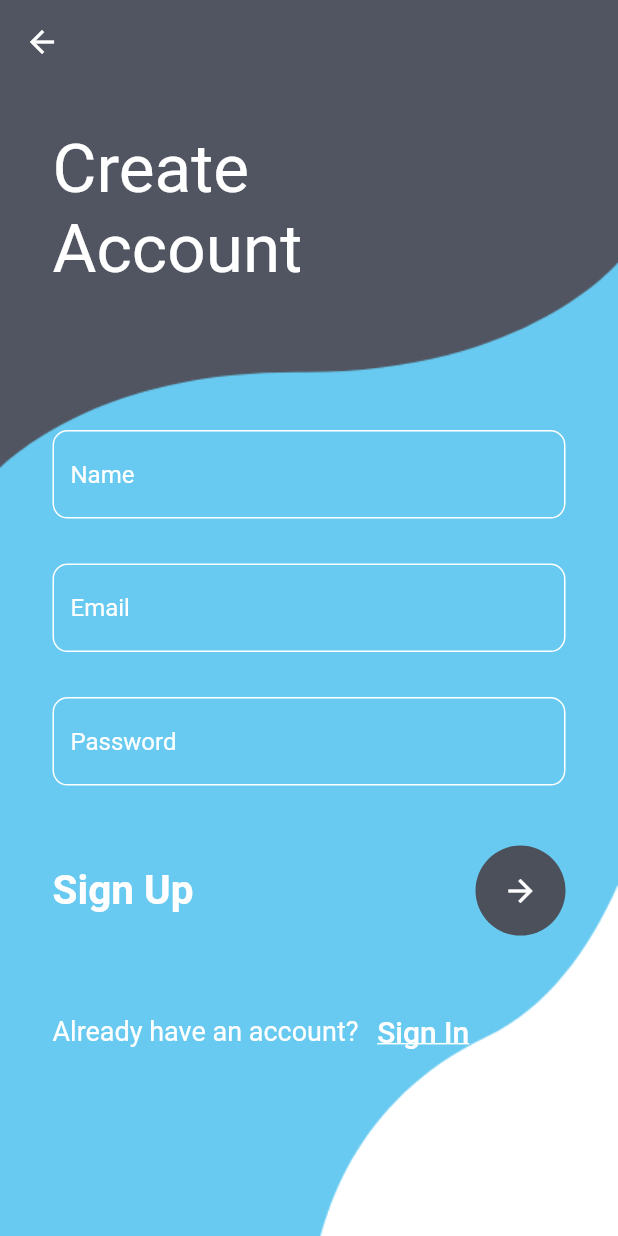
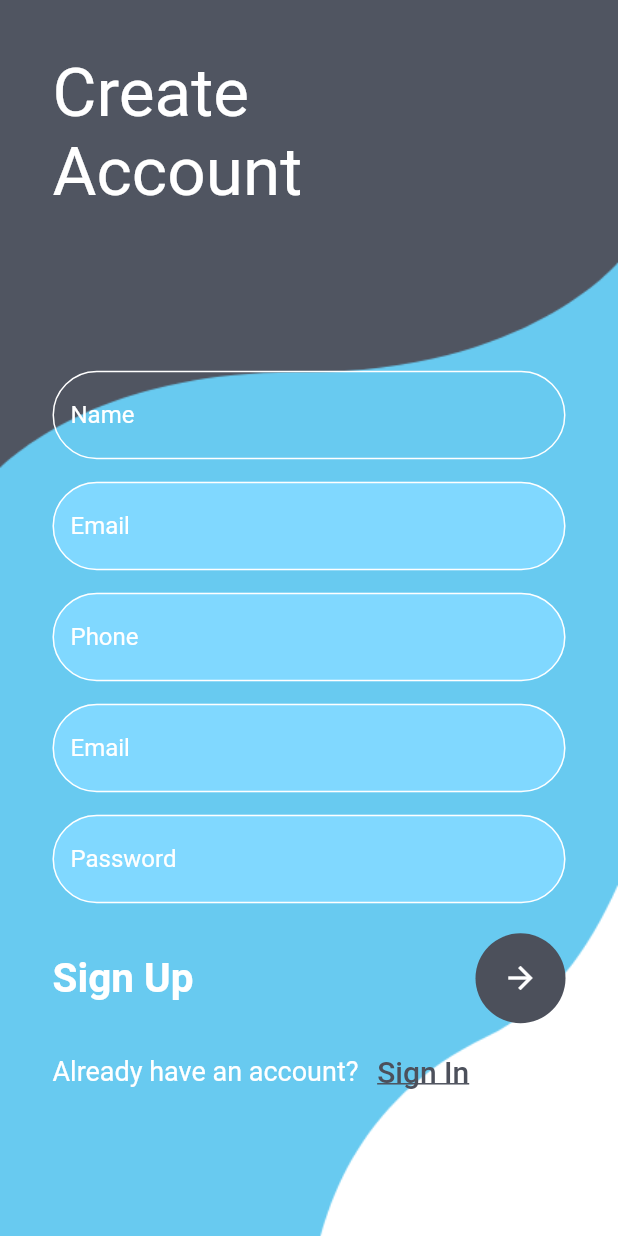
Before and after one commit to Anujit-Datta/service_provider, a Flutter app: the RegisterPage screen opened by its route, on a phone screen of 412 x 824 dp. Run offline on Flutter 3.47's test engine with Material 2 defaults, Android fonts, the phone set to English and light mode, and no system bars; our stand-ins replace firebase_auth, firebase_core, flutter_easyloading; accounts and stored records are empty; network calls fail.

Commit message:
register page layout

```diff
--- a/lib/Pages/Register.dart
+++ b/lib/Pages/Register.dart
@@ -17,17 +17,14 @@
         ),
         child: Scaffold(
           backgroundColor: Colors.transparent,
-          appBar: AppBar(
-            backgroundColor: Colors.transparent,
-            elevation: 0,
-          ),
-          body: Stack(
+          body: Form(
+            child: Stack(
               children: [
                 createAccountText(),
                 SingleChildScrollView(
                   child: Container(
                     padding: EdgeInsets.only(
-                      top: MediaQuery.of(context).size.height * 0.28),
+                        top: MediaQuery.of(context).size.height * 0.30),
                     child: Column(
                       crossAxisAlignment: CrossAxisAlignment.start,
                       children: [
@@ -37,19 +34,28 @@
                             children: [
                               nameField(),
                               SizedBox(
-                              height: 30,
+                                height: 15,
                               ),
                               emailField(),
                               SizedBox(
-                              height: 30,
+                                height: 15,
+                              ),
+                              phoneField(),
+                              SizedBox(
+                                height: 15,
+                              ),
+                              addressField(),
+                              SizedBox(
+                                height: 15,
                               ),
                               passwordField(),
                               SizedBox(
-                              height: 40,
+                                height: 20
+                                ,
                               ),
                               signupButton(),
                               SizedBox(
-                              height: 40,
+                                height: MediaQuery.of(context).size.height * 0.01,
                               ),
                               signinAsk(context)
                             ],
@@ -60,6 +66,7 @@
                   ),
                 ),
               ],
+            ),
           ),
         ),
       );
@@ -81,7 +88,7 @@
               'Sign In',
               style: TextStyle(
                   decoration: TextDecoration.underline,
-                  color: Colors.white,
+                  color: Color(0xff4c505b),
                   fontSize: 20),
             ),
             style: ButtonStyle(),
@@ -113,19 +120,21 @@
       );
     }
 
-    TextField passwordField() {
-      return TextField(
+    TextFormField passwordField() {
+      return TextFormField(
         style: TextStyle(color: Colors.white),
         obscureText: true,
         decoration: InputDecoration(
+            filled: true,
+            fillColor: Colors.lightBlueAccent.shade100,
             enabledBorder: OutlineInputBorder(
-              borderRadius: BorderRadius.circular(10),
+              borderRadius: BorderRadius.circular(45),
               borderSide: BorderSide(
                 color: Colors.white,
               ),
             ),
             focusedBorder: OutlineInputBorder(
-              borderRadius: BorderRadius.circular(10),
+              borderRadius: BorderRadius.circular(45),
               borderSide: BorderSide(
                 color: Colors.black,
               ),
@@ -133,23 +142,25 @@
             hintText: "Password",
             hintStyle: TextStyle(color: Colors.white),
             border: OutlineInputBorder(
-              borderRadius: BorderRadius.circular(10),
+              borderRadius: BorderRadius.circular(45),
             )),
       );
     }
 
-    TextField emailField() {
-      return TextField(
+    TextFormField addressField() {
+      return TextFormField(
         style: TextStyle(color: Colors.white),
         decoration: InputDecoration(
+            filled: true,
+            fillColor: Colors.lightBlueAccent.shade100,
             enabledBorder: OutlineInputBorder(
-              borderRadius: BorderRadius.circular(10),
+              borderRadius: BorderRadius.circular(45),
               borderSide: BorderSide(
                 color: Colors.white,
               ),
             ),
             focusedBorder: OutlineInputBorder(
-              borderRadius: BorderRadius.circular(10),
+              borderRadius: BorderRadius.circular(45),
               borderSide: BorderSide(
                 color: Colors.black,
               ),
@@ -157,38 +168,92 @@
             hintText: "Email",
             hintStyle: TextStyle(color: Colors.white),
             border: OutlineInputBorder(
-              borderRadius: BorderRadius.circular(10),
+              borderRadius: BorderRadius.circular(45),
             )),
       );
     }
 
-    TextField nameField() {
-      return TextField(
+    TextFormField phoneField() {
+      return TextFormField(
         style: TextStyle(color: Colors.white),
         decoration: InputDecoration(
+            filled: true,
+            fillColor: Colors.lightBlueAccent.shade100,
             enabledBorder: OutlineInputBorder(
-              borderRadius: BorderRadius.circular(10),
+              borderRadius: BorderRadius.circular(45),
               borderSide: BorderSide(
                 color: Colors.white,
               ),
             ),
             focusedBorder: OutlineInputBorder(
-              borderRadius: BorderRadius.circular(10),
+              borderRadius: BorderRadius.circular(45),
               borderSide: BorderSide(
                 color: Colors.black,
+              ),
+            ),
+            hintText: "Phone",
+            hintStyle: TextStyle(color: Colors.white),
+            border: OutlineInputBorder(
+              borderRadius: BorderRadius.circular(45),
+            )),
+      );
+    }
+
+    TextFormField emailField() {
+      return TextFormField(
+        style: TextStyle(color: Colors.white),
+        decoration: InputDecoration(
+            filled: true,
+            fillColor: Colors.lightBlueAccent.shade100,
+            enabledBorder: OutlineInputBorder(
+              borderRadius: BorderRadius.circular(45),
+              borderSide: BorderSide(
+                color: Colors.white,
+              ),
+            ),
+            focusedBorder: OutlineInputBorder(
+              borderRadius: BorderRadius.circular(45),
+              borderSide: BorderSide(
+                color: Colors.black,
+              ),
+            ),
+            hintText: "Email",
+            hintStyle: TextStyle(color: Colors.white),
+            border: OutlineInputBorder(
+              borderRadius: BorderRadius.circular(45),
+            )),
+      );
+    }
+
+    TextFormField nameField() {
+      return TextFormField(
+        style: TextStyle(color: Colors.white),
+        decoration: InputDecoration(
+          filled: true,
+            fillColor: Colors.transparent,
+            enabledBorder: OutlineInputBorder(
+              borderRadius: BorderRadius.circular(45),
+              borderSide: BorderSide(
+                color: Colors.white,
+              ),
+            ),
+            focusedBorder: OutlineInputBorder(
+              borderRadius: BorderRadius.circular(45),
+              borderSide: BorderSide(
+                color: Colors.blueGrey,
               ),
             ),
             hintText: "Name",
             hintStyle: TextStyle(color: Colors.white),
             border: OutlineInputBorder(
-              borderRadius: BorderRadius.circular(10),
+              borderRadius: BorderRadius.circular(45),
             )),
       );
     }
 
     Container createAccountText() {
       return Container(
-        padding: EdgeInsets.only(left: 35, top: 30),
+        padding: EdgeInsets.only(left: 35,top: 35),
         child: Text(
           'Create\nAccount',
           style: TextStyle(color: Colors.white, fontSize: 45),
--- a/lib/Pages/login.dart
+++ b/lib/Pages/login.dart
@@ -63,6 +63,7 @@
       );
     }
 
+    static final _auth = FirebaseAuth.instance;
 
     void validation() async {
       EasyLoading.show(status: 'Logging in', dismissOnTap: false);
@@ -74,7 +75,7 @@
           EasyLoading.dismiss();
           Navigator.pushReplacementNamed(context, launcherRoute);
         }else{
-          await AuthServices.logout();
+          await _auth.signOut();
         }
       } on FirebaseAuthException catch(error){
         EasyLoading.dismiss();
```
Also changed, not shown: lib/Database/registerUserInfo.dart (added). Lines whose indentation alone changed are shown as unchanged.
